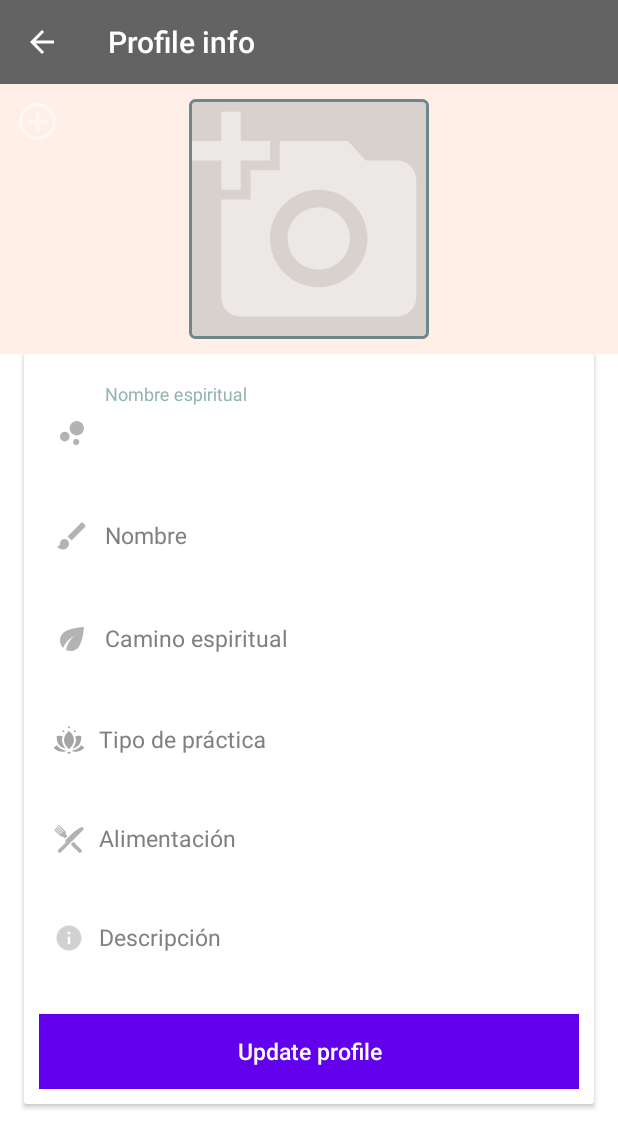
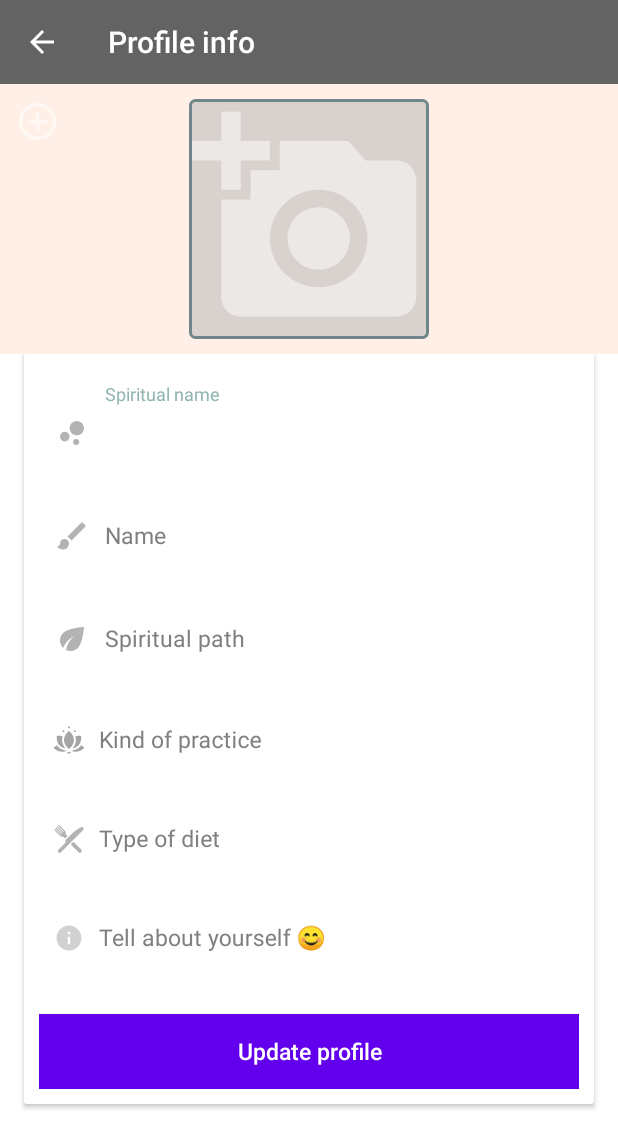
Before and after one commit to alexanderbkl/yoganetwork, an Android app: the PostRegistrationActivity screen opened directly, with no data from a screen before it, on a phone screen of 412 x 824 dp. Shown: the top 1148 px of the screen. Run offline under Robolectric (Android 15) with nearby library versions, the light colour scheme and no system bars; our stand-ins replace Firebase (no records; nobody signed in at launch, a user with empty details on screens opened directly), Picasso; pictures from the network do not load.

Commit message:
manage_external_storage removed, updated version code and translated some stuff and some design improvement in postregistrationactivity

```diff
--- a/app/build.gradle
+++ b/app/build.gradle
@@ -22,8 +22,8 @@ android {
         applicationId "com.amit.yoganet"
         minSdkVersion 23
         targetSdkVersion 32
-        versionCode 3
-        versionName "1.1"
+        versionCode 10
+        versionName "1.3"
         multiDexEnabled true
         testInstrumentationRunner "android.support.test.runner.AndroidJUnitRunner"
         vectorDrawables.useSupportLibrary = true
--- a/app/src/main/AndroidManifest.xml
+++ b/app/src/main/AndroidManifest.xml
@@ -12,10 +12,11 @@
     <uses-permission android:name="android.permission.INTERNET"/>
     <uses-permission android:name="android.permission.CAMERA"/>
     <uses-permission android:name="android.permission.EXPAND_STATUS_BAR"/>
-  <!--  <uses-permission android:name="android.permission.WRITE_EXTERNAL_STORAGE"/> -->
+    <uses-permission android:name="android.permission.WRITE_EXTERNAL_STORAGE"/>
     <uses-permission android:name="android.permission.RECORD_AUDIO"/>
     <uses-permission android:name="android.permission.READ_EXTERNAL_STORAGE"/>
 
+    <!--android:requestLegacyExternalStorage="true"  goes inside application -->
 
     <application
             android:allowBackup="true"
--- a/app/src/main/java/com/amit/yoganet/LoginActivity.java
+++ b/app/src/main/java/com/amit/yoganet/LoginActivity.java
@@ -142,6 +142,7 @@ private FirebaseAuth mAuth;
         //show progress dialog
         pd.setMessage(getString(R.string.enviandoemail));
         pd.show();
+        if (mAuth != null) {
             mAuth.sendPasswordResetEmail(email)
 
                     .addOnCompleteListener(new OnCompleteListener<Void>() {
@@ -163,6 +164,10 @@ private FirebaseAuth mAuth;
                             Toast.makeText(LoginActivity.this, ""+e.getMessage(), Toast.LENGTH_SHORT).show();
                         }
                     });
+        } else {
+            Toast.makeText(this, "Null auth", Toast.LENGTH_SHORT).show();
+        }
+
             }
     private void loginUser(String email, String password) {
         //show progress dialog
--- a/app/src/main/java/com/amit/yoganet/PostRegistrationActivity.java
+++ b/app/src/main/java/com/amit/yoganet/PostRegistrationActivity.java
@@ -258,7 +258,7 @@ public class PostRegistrationActivity extends AppCompatActivity {
 
 
                     pd.dismiss();
-                    Toast.makeText(PostRegistrationActivity.this, "Hecho!", Toast.LENGTH_SHORT).show();
+                    Toast.makeText(PostRegistrationActivity.this, getString(R.string.done), Toast.LENGTH_SHORT).show();
                     PostRegistrationActivity.this.finish();
                     Intent intent = new Intent(PostRegistrationActivity.this,DashboardActivity.class);
                     intent.putExtra("fragPos","1");
@@ -391,7 +391,7 @@ public class PostRegistrationActivity extends AppCompatActivity {
                                         snapshot.child("cover").getRef().setValue(downloadUri.toString());
                                     }
                                     pd.dismiss();
-                                    Toast.makeText(PostRegistrationActivity.this, "Hecho!", Toast.LENGTH_SHORT).show();
+                                    Toast.makeText(PostRegistrationActivity.this, getString(R.string.done), Toast.LENGTH_SHORT).show();
                                 }
 
                                 @Override
@@ -508,7 +508,7 @@ public class PostRegistrationActivity extends AppCompatActivity {
                                         snapshot.child("imageFull").getRef().setValue(downloadUri.toString());
                                     }
                                     pd.dismiss();
-                                    Toast.makeText(PostRegistrationActivity.this, "Hecho!", Toast.LENGTH_SHORT).show();
+                                    Toast.makeText(PostRegistrationActivity.this, getString(R.string.done), Toast.LENGTH_SHORT).show();
 
                                 }
 
--- a/app/src/main/res/layout/activity_post_registration.xml
+++ b/app/src/main/res/layout/activity_post_registration.xml
@@ -130,7 +130,7 @@
                             android:id="@+id/pseudonymEt"
                             android:layout_width="match_parent"
                             android:layout_height="wrap_content"
-                            android:hint="Nombre espiritual"
+                            android:hint="@string/spiritual_name"
                             android:textAlignment="textStart"
                             android:padding="10dp"
                             android:maxLength="20"
@@ -160,7 +160,7 @@
                             android:layout_width="match_parent"
                             android:layout_height="wrap_content"
                             android:maxLength="20"
-                            android:hint="Nombre"
+                            android:hint="@string/name"
                             android:drawableStart="@drawable/ic_brush"
                             android:textAlignment="textStart"
                             android:padding="10dp"
@@ -189,7 +189,7 @@
                             android:id="@+id/typeEt"
                             android:layout_width="match_parent"
                             android:layout_height="wrap_content"
-                            android:hint="Camino espiritual"
+                            android:hint="@string/spiritual_path"
                             android:textAlignment="textStart"
                             android:padding="10dp"
                             android:maxLength="20"
@@ -220,7 +220,7 @@
                             android:id="@+id/practicEt"
                             android:layout_width="match_parent"
                             android:layout_height="wrap_content"
-                            android:hint="Tipo de práctica"
+                            android:hint="@string/practice"
                             android:textAlignment="textStart"
                             android:padding="10dp"
                             android:maxLength="20"
@@ -250,7 +250,7 @@
                             android:id="@+id/dietEt"
                             android:layout_width="match_parent"
                             android:layout_height="wrap_content"
-                            android:hint="Alimentación"
+                            android:hint="@string/diet"
                             android:textAlignment="textStart"
                             android:padding="10dp"
                             android:maxLength="20"
@@ -280,7 +280,7 @@
                             android:id="@+id/descriptionEt"
                             android:layout_width="match_parent"
                             android:layout_height="wrap_content"
-                            android:hint="Descripción"
+                            android:hint="@string/description"
                             android:textAlignment="textStart"
                             android:padding="10dp"
                             android:maxLength="300"
--- a/app/src/main/res/values/strings.xml
+++ b/app/src/main/res/values/strings.xml
@@ -400,4 +400,11 @@
     <string name="reportuser">Report user</string>
     <string name="reportpostmsg">Enter report reason:</string>
     <string name="reportpost">Report post</string>
+    <string name="spiritual_name">Spiritual name</string>
+    <string name="name">Name</string>
+    <string name="spiritual_path">Spiritual path</string>
+    <string name="practice">Kind of practice</string>
+    <string name="diet">Type of diet</string>
+    <string name="description">Tell about yourself 😊</string>
+    <string name="done">Done!</string>
 </resources>
--- a/gradle.properties
+++ b/gradle.properties
@@ -14,3 +14,4 @@ org.gradle.jvmargs=-Xmx4096m -XX:MaxPermSize=1024m -XX:+HeapDumpOnOutOfMemoryErr
 android.useAndroidX=true
 android.enableJetifier=true
 org.gradle.parallel=true
+org.gradle.unsafe.configuration-cache=true
```
Also changed, not shown: app/src/main/res/layout/activity_register.xml (+6 -5 lines), 2 other files. Lines whose indentation alone changed are shown as unchanged.
